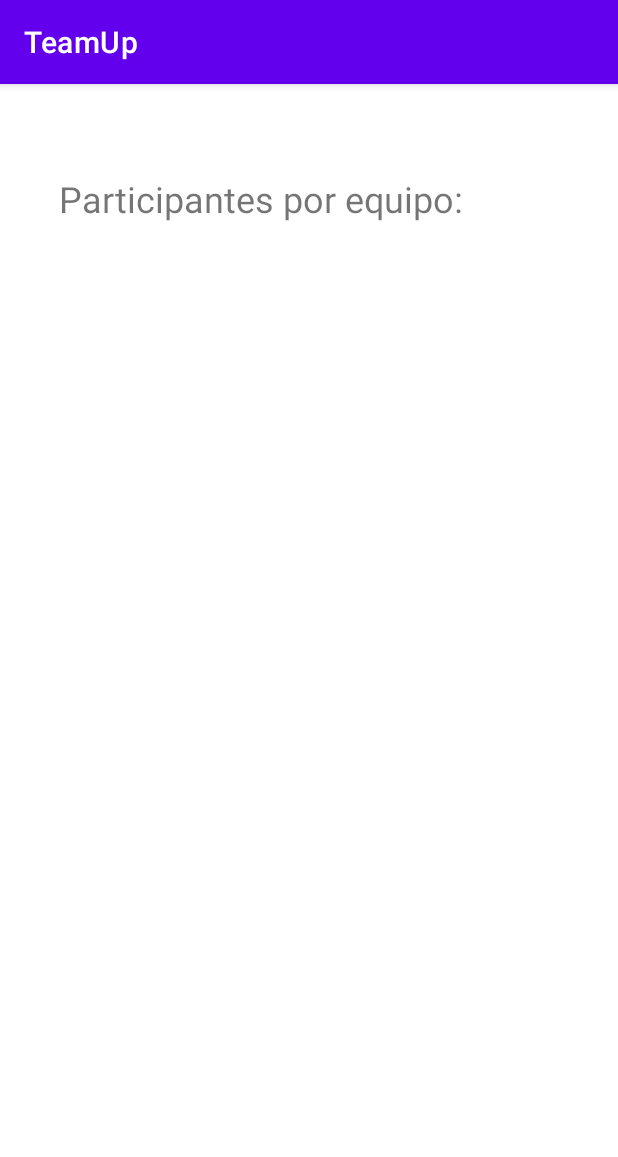
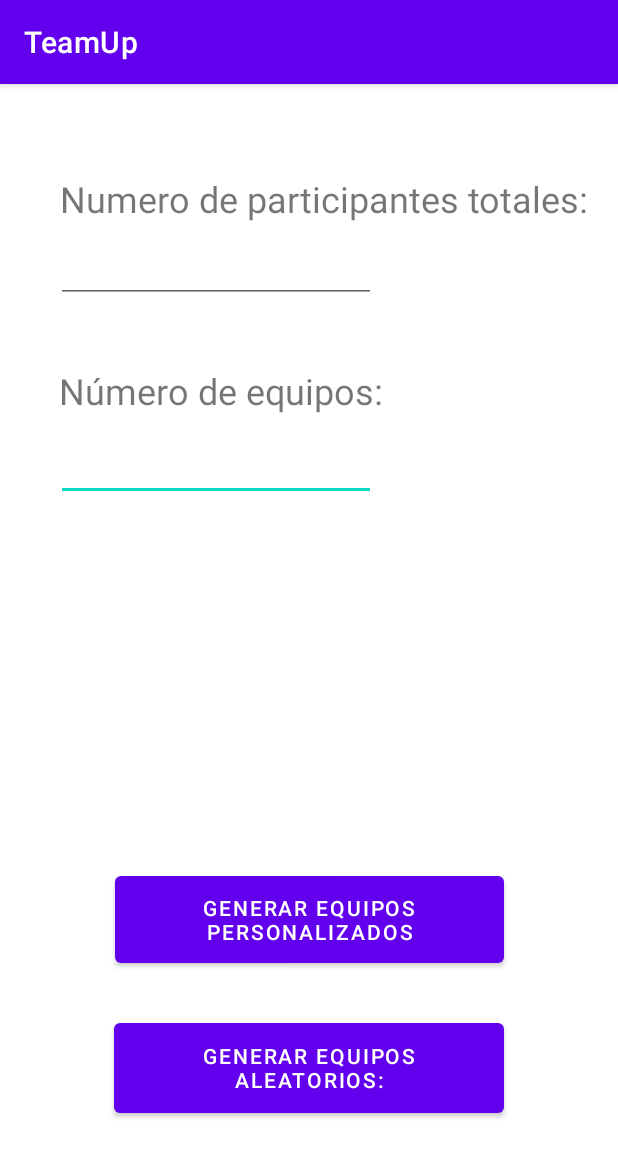
Before and after one commit to JBarthaP/PAD, an Android app: the TeamsActivity screen opened directly, with no data from a screen before it, on a phone screen of 412 x 824 dp. Shown: the top 1157 px of the screen. Run offline under Robolectric (Android 15) with nearby library versions, the phone set to English and light mode, and no system bars.

Commit message:
avanzado en la generacion de equipos

```diff
--- a/TeamUp/app/src/main/AndroidManifest.xml
+++ b/TeamUp/app/src/main/AndroidManifest.xml
@@ -11,6 +11,12 @@
         android:supportsRtl="true"
         android:theme="@style/Theme.TeamUp"
         tools:targetApi="31">
+        <activity
+            android:name=".RandomTeamResultActivity"
+            android:exported="false" />
+        <activity
+            android:name=".RandomTeamInputActivity"
+            android:exported="false" />
         <activity
             android:name=".TeamsActivity"
             android:exported="false" />
--- a/TeamUp/app/src/main/java/es/ucm/fdi/teamup/TeamsActivity.java
+++ b/TeamUp/app/src/main/java/es/ucm/fdi/teamup/TeamsActivity.java
@@ -2,13 +2,44 @@ package es.ucm.fdi.teamup;
 
 import androidx.appcompat.app.AppCompatActivity;
 
+import android.content.Intent;
 import android.os.Bundle;
+import android.widget.Button;
+import android.widget.EditText;
 
 public class TeamsActivity extends AppCompatActivity {
+
+    EditText members_input;
+    EditText teams_input;
+
+    Button generate_custom;
+
+    Button generate_random;
 
     @Override
     protected void onCreate(Bundle savedInstanceState) {
         super.onCreate(savedInstanceState);
         setContentView(R.layout.activity_teams);
+        members_input = findViewById(R.id.total_members_input);
+        teams_input = findViewById(R.id.team_number_input);
+        generate_custom = findViewById(R.id.generate_custom_teams_button);
+        generate_random = findViewById(R.id.generate_random_teams_button);
+        generate_random.setOnClickListener((view)->{
+            Intent intent = new Intent(this, RandomTeamInputActivity.class);
+            int teamNumber = getInputValueAsInt(teams_input);
+            int memberNumber = getInputValueAsInt(members_input);
+            if(teamNumber == -1 || memberNumber == -1) return;
+            intent.putExtra("team_number", teamNumber);
+            intent.putExtra("member_number", memberNumber);
+            startActivity(intent);
+        });
+
+    }
+
+    private int getInputValueAsInt(EditText input){
+        String inputString = input.getText().toString();
+        if(!inputString.equals(""))
+            return Integer.parseInt(inputString);
+        return -1;
     }
 }
--- a/TeamUp/app/src/main/res/layout/activity_teams.xml
+++ b/TeamUp/app/src/main/res/layout/activity_teams.xml
@@ -7,24 +7,71 @@
     tools:context=".TeamsActivity">
 
     <TextView
-        android:id="@+id/members_per_team_text"
+        android:id="@+id/team_number_label"
         android:layout_width="wrap_content"
         android:layout_height="wrap_content"
-        android:layout_marginTop="60dp"
-        android:text="@string/members_per_team_text"
+        android:layout_marginTop="188dp"
+        android:text="@string/team_number_label"
         android:textSize="24sp"
         app:layout_constraintEnd_toEndOf="parent"
-        app:layout_constraintHorizontal_bias="0.275"
+        app:layout_constraintHorizontal_bias="0.2"
         app:layout_constraintStart_toStartOf="parent"
         app:layout_constraintTop_toTopOf="parent" />
 
     <EditText
-        android:id="@+id/editTextNumber"
-        style="@style/Widget.Material3.AutoCompleteTextView.FilledBox"
+        android:id="@+id/team_number_input"
         android:layout_width="wrap_content"
         android:layout_height="wrap_content"
+        android:layout_marginTop="12dp"
         android:ems="10"
         android:inputType="number"
-        tools:layout_editor_absoluteX="38dp"
-        tools:layout_editor_absoluteY="111dp" />
+        app:layout_constraintEnd_toEndOf="parent"
+        app:layout_constraintHorizontal_bias="0.189"
+        app:layout_constraintStart_toStartOf="parent"
+        app:layout_constraintTop_toBottomOf="@+id/team_number_label" />
+
+    <TextView
+        android:id="@+id/total_members_label"
+        android:layout_width="wrap_content"
+        android:layout_height="wrap_content"
+        android:layout_marginTop="60dp"
+        android:text="@string/total_members_label"
+        android:textSize="24sp"
+        app:layout_constraintEnd_toEndOf="parent"
+        app:layout_constraintHorizontal_bias="0.678"
+        app:layout_constraintStart_toStartOf="parent"
+        app:layout_constraintTop_toTopOf="parent" />
+
+    <EditText
+        android:id="@+id/total_members_input"
+        android:layout_width="wrap_content"
+        android:layout_height="wrap_content"
+        android:layout_marginTop="8dp"
+        android:ems="10"
+        android:inputType="number"
+        app:layout_constraintEnd_toEndOf="parent"
+        app:layout_constraintHorizontal_bias="0.189"
+        app:layout_constraintStart_toStartOf="parent"
+        app:layout_constraintTop_toBottomOf="@+id/total_members_label" />
+
+    <Button
+        android:id="@+id/generate_custom_teams_button"
+        android:layout_width="259dp"
+        android:layout_height="70dp"
+        android:layout_marginBottom="28dp"
+        android:text="@string/generate_custom_teams_button"
+        app:layout_constraintBottom_toTopOf="@+id/generate_random_teams_button"
+        app:layout_constraintEnd_toEndOf="parent"
+        app:layout_constraintStart_toStartOf="parent" />
+
+    <Button
+        android:id="@+id/generate_random_teams_button"
+        android:layout_width="260dp"
+        android:layout_height="72dp"
+        android:layout_marginBottom="76dp"
+        android:text="@string/generate_random_teams_button"
+        app:layout_constraintBottom_toBottomOf="parent"
+        app:layout_constraintEnd_toEndOf="parent"
+        app:layout_constraintStart_toStartOf="parent" />
+
 </androidx.constraintlayout.widget.ConstraintLayout>
--- a/TeamUp/app/src/main/res/values/strings.xml
+++ b/TeamUp/app/src/main/res/values/strings.xml
@@ -2,5 +2,12 @@
     <string name="app_name">TeamUp</string>
     <string name="createGameButton">Crear Partida</string>
     <string name="createTeamsButton">Crear Equipos</string>
-    <string name="members_per_team_text">Participantes por equipo: </string>
+    <string name="total_members_label">Numero de participantes totales: </string>
+    <string name="team_number_label">Número de equipos: </string>
+    <string name="generate_custom_teams_button">Generar equipos personalizados </string>
+    <string name="generate_random_teams_button">Generar equipos aleatorios: </string>
+    <string name="introduce_members_label">Introduzca todos los miembros para formar los equipos: </string>
+    <string name="generate">Generar equipos: </string>
+    <string name="regenerate">Volver a generar: </string>
+    <string name="generated_teams_label">Equipos generados: </string>
 </resources>
```
Also changed, not shown: TeamUp/app/src/main/java/es/ucm/fdi/teamup/RandomTeamInputActivity.java (added, +55 -0 lines), TeamUp/app/src/main/java/es/ucm/fdi/teamup/RandomTeamResultActivity.java (added, +58 -0 lines), TeamUp/app/src/main/java/es/ucm/fdi/teamup/Team.java (added, +25 -0 lines), TeamUp/app/src/main/java/es/ucm/fdi/teamup/TeamManager.java (added, +65 -0 lines), TeamUp/app/src/main/res/layout/activity_random_team_input.xml (added, +48 -0 lines), TeamUp/app/src/main/res/layout/activity_random_team_result.xml (added, +48 -0 lines).
